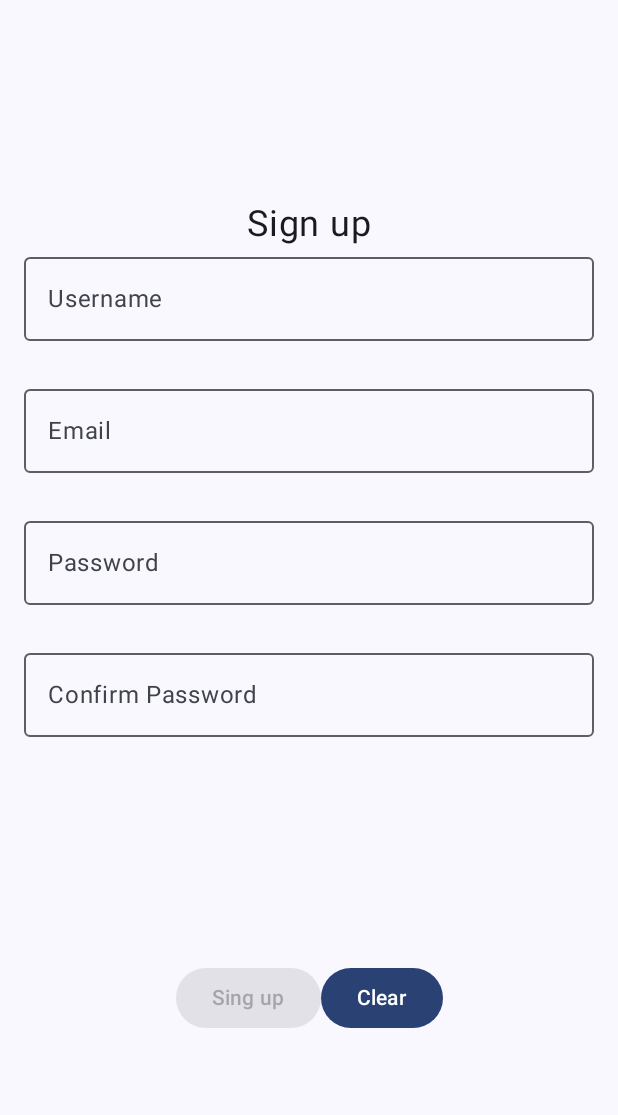
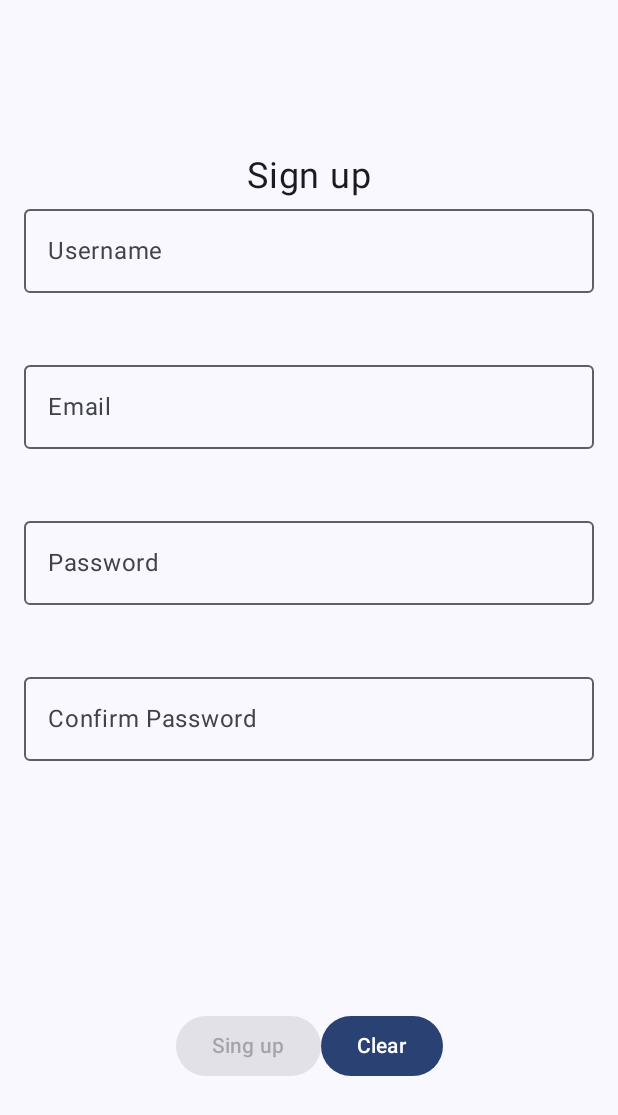
Before and after one commit to Allamymp/weatherApp, an Android app built with Jetpack Compose: the screen it shows after launch (RegisterActivity), after a tap on "Sing up", on a phone screen of 412 x 824 dp. Shown: the top 1115 px of the screen. Run offline under Robolectric (Android 15) with nearby library versions, the phone set to English and light mode, and no system bars.

Commit message:
Pratica 1 – Parte 5

```diff
--- a/app/src/main/java/com/weatherapp/LoginActivity.kt
+++ b/app/src/main/java/com/weatherapp/LoginActivity.kt
@@ -3,29 +3,22 @@ package com.weatherapp
 import android.app.Activity
 import android.content.Intent
 import android.content.Intent.FLAG_ACTIVITY_SINGLE_TOP
-import android.graphics.Paint.Align
 import android.os.Bundle
 import android.widget.Toast
 import androidx.activity.ComponentActivity
 import androidx.activity.compose.setContent
-import androidx.compose.foundation.background
 import androidx.compose.foundation.clickable
 import androidx.compose.foundation.layout.Arrangement
 import androidx.compose.foundation.layout.Box
 import androidx.compose.foundation.layout.Column
 import androidx.compose.foundation.layout.Row
 import androidx.compose.foundation.layout.Spacer
-import androidx.compose.foundation.layout.absolutePadding
 import androidx.compose.foundation.layout.fillMaxSize
-import androidx.compose.foundation.layout.fillMaxWidth
 import androidx.compose.foundation.layout.height
 import androidx.compose.foundation.layout.padding
 import androidx.compose.foundation.layout.size
-import androidx.compose.foundation.layout.width
-import androidx.compose.foundation.selection.selectable
 import androidx.compose.material3.Button
 import androidx.compose.material3.MaterialTheme
-import androidx.compose.material3.OutlinedTextField
 import androidx.compose.material3.Surface
 import androidx.compose.material3.Text
 import androidx.compose.runtime.Composable
@@ -35,17 +28,16 @@ import androidx.compose.runtime.saveable.rememberSaveable
 import androidx.compose.runtime.setValue
 import androidx.compose.ui.Alignment
 import androidx.compose.ui.Modifier
-import androidx.compose.ui.draw.alpha
 import androidx.compose.ui.graphics.Color
 import androidx.compose.ui.platform.LocalContext
-import androidx.compose.ui.text.TextStyle
 import androidx.compose.ui.text.font.FontWeight
-import androidx.compose.ui.text.input.PasswordVisualTransformation
 import androidx.compose.ui.text.style.TextAlign
 import androidx.compose.ui.text.style.TextDecoration
 import androidx.compose.ui.tooling.preview.Preview
 import androidx.compose.ui.unit.dp
 import androidx.compose.ui.unit.sp
+import com.weatherapp.ui.theme.DataField
+import com.weatherapp.ui.theme.PasswordField
 import com.weatherapp.ui.theme.WeatherAppTheme
 
 class LoginActivity : ComponentActivity() {
@@ -64,7 +56,6 @@ class LoginActivity : ComponentActivity() {
         }
     }
 }
-
 @Preview(showBackground = true)
 @Composable
 fun LoginPage(modifier: Modifier = Modifier) {
@@ -84,44 +75,29 @@ fun LoginPage(modifier: Modifier = Modifier) {
                 text = "Welcome",
                 textAlign = TextAlign.Center,
                 fontSize = 24.sp,
-
             )
         }
-        Box() {
         Column {
-                OutlinedTextField(
+            DataField(
+                description = "Email",
                 value = email,
-                    label = {
-                        Text(text = "Email")
-                    },
-                    modifier = Modifier.fillMaxWidth(),
                 onValueChange = { email = it }
             )
             Spacer(modifier = Modifier.size(24.dp))
-                OutlinedTextField(
+            PasswordField(
+                description = "Password",
                 value = password,
-                    label = { Text(text = "Password") },
-                    textStyle = TextStyle(textAlign = TextAlign.Center),
-                    modifier = Modifier.fillMaxWidth(),
-                    onValueChange = { password = it },
-                    visualTransformation = PasswordVisualTransformation()
+                onValueChange = { password = it }
             )
             Spacer(modifier = Modifier.size(24.dp))
         }
-        }
-        Box(
-            Modifier.padding(top= 30.dp)
-        ) {
-
         Column(
             verticalArrangement = Arrangement.Center,
             horizontalAlignment = Alignment.CenterHorizontally,
         ) {
-
             Row(modifier = modifier) {
                 Button(
-                        modifier = Modifier
-                            .padding(end=25.dp),
+                    modifier = Modifier.padding(end = 25.dp),
                     onClick = {
                         Toast.makeText(activity, "Login OK!", Toast.LENGTH_LONG).show()
                         activity?.startActivity(
@@ -140,10 +116,9 @@ fun LoginPage(modifier: Modifier = Modifier) {
                     Text("Clear")
                 }
             }
+            Spacer(modifier = Modifier.size(24.dp))
             Box(
-                    modifier = Modifier
-                        .size(100.dp)
-                        .clickable(onClick = {
+                modifier = Modifier.clickable(onClick = {
                     activity?.startActivity(
                         Intent(activity, RegisterActivity::class.java)
                     )
@@ -161,4 +136,3 @@ fun LoginPage(modifier: Modifier = Modifier) {
         }
     }
 }
-}
--- a/app/src/main/java/com/weatherapp/RegisterActivity.kt
+++ b/app/src/main/java/com/weatherapp/RegisterActivity.kt
@@ -11,12 +11,10 @@ import androidx.compose.foundation.layout.Column
 import androidx.compose.foundation.layout.Row
 import androidx.compose.foundation.layout.Spacer
 import androidx.compose.foundation.layout.fillMaxSize
-import androidx.compose.foundation.layout.fillMaxWidth
 import androidx.compose.foundation.layout.padding
 import androidx.compose.foundation.layout.size
 import androidx.compose.material3.Button
 import androidx.compose.material3.MaterialTheme
-import androidx.compose.material3.OutlinedTextField
 import androidx.compose.material3.Surface
 import androidx.compose.material3.Text
 import androidx.compose.runtime.Composable
@@ -27,10 +25,11 @@ import androidx.compose.runtime.setValue
 import androidx.compose.ui.Alignment
 import androidx.compose.ui.Modifier
 import androidx.compose.ui.platform.LocalContext
-import androidx.compose.ui.text.input.PasswordVisualTransformation
 import androidx.compose.ui.tooling.preview.Preview
 import androidx.compose.ui.unit.dp
 import androidx.compose.ui.unit.sp
+import com.weatherapp.ui.theme.DataField
+import com.weatherapp.ui.theme.PasswordField
 import com.weatherapp.ui.theme.WeatherAppTheme
 
 class RegisterActivity : ComponentActivity() {
@@ -67,36 +66,31 @@ fun RegisterPage(modifier: Modifier = Modifier) {
             text = "Sign up",
             fontSize = 24.sp
         )
-        OutlinedTextField(
+        DataField(
+            description = "Username",
             value = username,
-            label = { Text(text = "Username") },
-            modifier = Modifier.fillMaxWidth(),
             onValueChange = { username = it }
         )
         Spacer(modifier = Modifier.size(24.dp))
-        OutlinedTextField(
+
+        DataField(
+            description = "Email",
             value = email,
-            label = { Text(text = "Email") },
-            modifier = Modifier.fillMaxWidth(),
             onValueChange = { email = it }
         )
         Spacer(modifier = Modifier.size(24.dp))
-        OutlinedTextField(
+
+        PasswordField(
+            description = "Password",
             value = password,
-            label = { Text(text = "Password") },
-            modifier = Modifier.fillMaxWidth(),
-            onValueChange = { password = it },
-            visualTransformation = PasswordVisualTransformation()
-        )
+            onValueChange = { password = it })
         Spacer(modifier = Modifier.size(24.dp))
-        OutlinedTextField(
+
+        DataField(description = "Confirm Password",
             value = confirmPassword,
-            label = { Text(text = "Confirm Password") },
-            modifier = Modifier.fillMaxWidth(),
-            onValueChange = { confirmPassword = it },
-            visualTransformation = PasswordVisualTransformation()
-        )
+            onValueChange = { confirmPassword = it })
         Spacer(modifier = Modifier.size(150.dp))
+
         Row(modifier = modifier) {
             Button(
                 onClick = {
--- /dev/null
+++ b/app/src/main/java/com/weatherapp/ui/theme/Fields.kt
@@ -0,0 +1,45 @@
+package com.weatherapp.ui.theme
+
+
+import androidx.compose.foundation.layout.Column
+import androidx.compose.foundation.layout.fillMaxWidth
+import androidx.compose.foundation.layout.padding
+import androidx.compose.material3.OutlinedTextField
+import androidx.compose.material3.Text
+import androidx.compose.runtime.Composable
+import androidx.compose.ui.Modifier
+import androidx.compose.ui.text.input.PasswordVisualTransformation
+import androidx.compose.ui.unit.dp
+
+@Composable
+fun DataField(
+    description: String,
+    value: String,
+    onValueChange: (String) -> Unit
+) {
+    Column(modifier = Modifier.fillMaxWidth().padding(bottom = 16.dp)) {
+        OutlinedTextField(
+            value = value,
+            onValueChange = onValueChange,
+            label = { Text(description) },
+            modifier = Modifier.fillMaxWidth(),
+        )
+    }
+}
+
+@Composable
+fun PasswordField(
+    description: String,
+    value: String,
+    onValueChange: (String) -> Unit
+) {
+    Column(modifier = Modifier.fillMaxWidth().padding(bottom = 16.dp)) {
+        OutlinedTextField(
+            value = value,
+            onValueChange = onValueChange,
+            label = { Text(description) },
+            modifier = Modifier.fillMaxWidth(),
+            visualTransformation = PasswordVisualTransformation(),
+        )
+    }
+}
```
Lines whose indentation alone changed are shown as unchanged.
